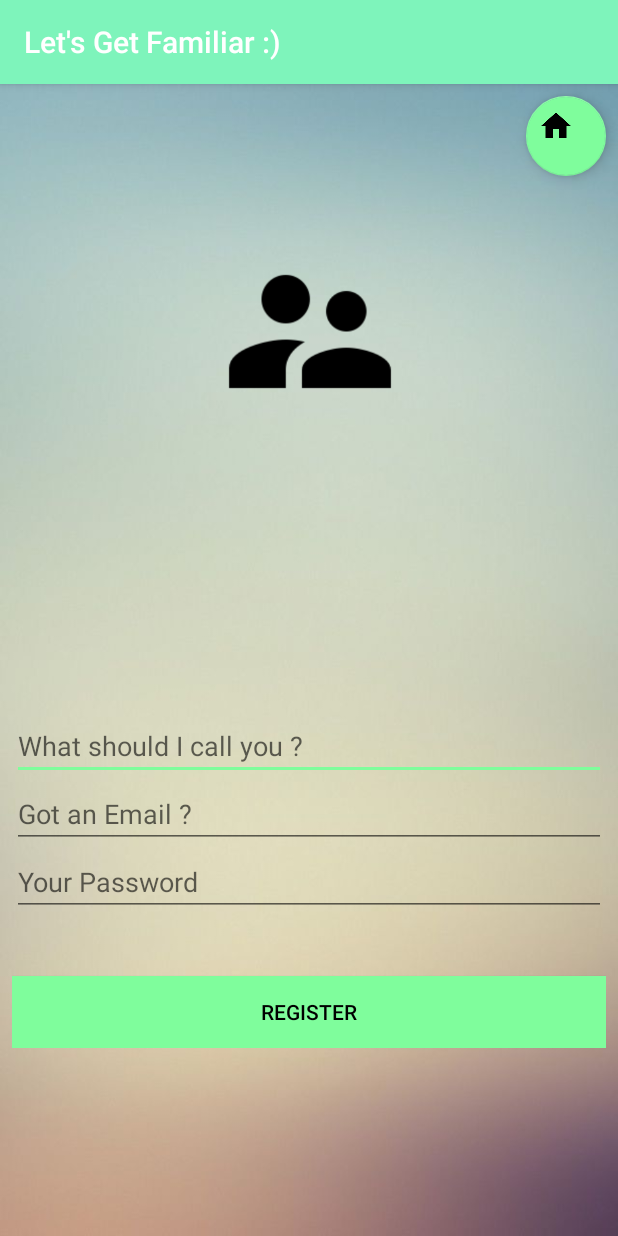
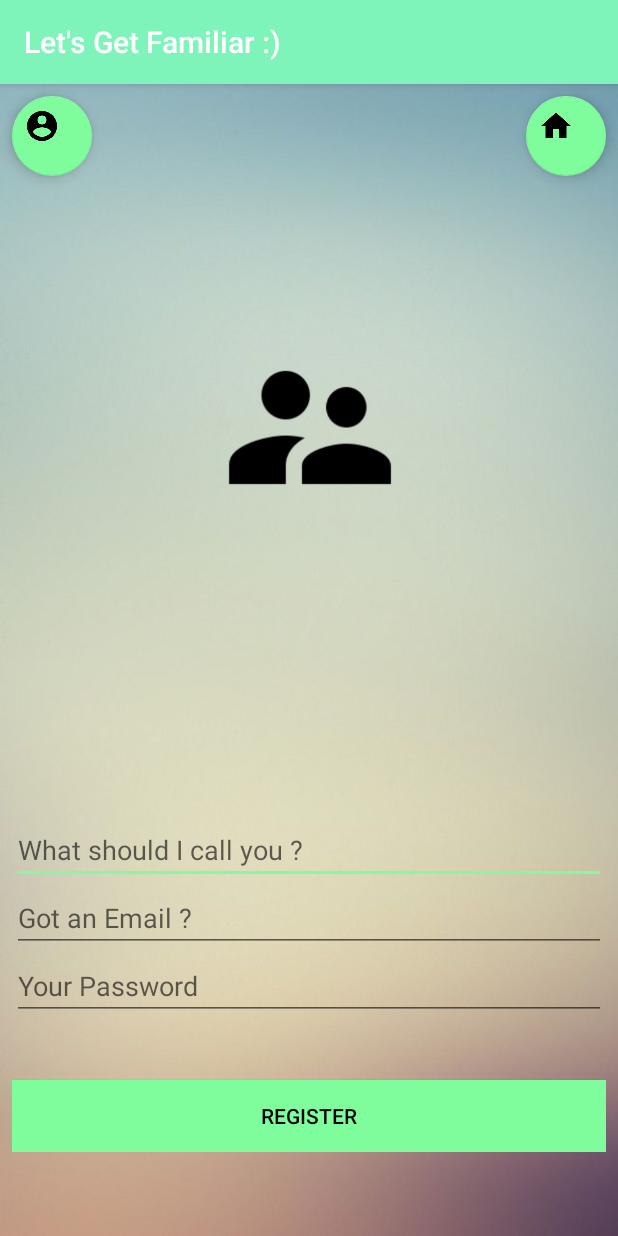
Before and after one commit to dev-0509/EasyWait, an Android app: the ChoiceActivity screen opened directly, with no data from a screen before it, after a tap on an icon or button, on a phone screen of 412 x 824 dp. Run offline under Robolectric (Android 15) with nearby library versions, the light colour scheme and no system bars; our stand-ins replace Volley; libraries missing offline, so code that uses them is left out: org.json.simple; network calls fail.

Commit message:
Code Improvised

```diff
--- a/app/src/main/java/com/example/weapon_x/smartq/BookingsActivity.java
+++ b/app/src/main/java/com/example/weapon_x/smartq/BookingsActivity.java
@@ -179,7 +179,7 @@ public class BookingsActivity extends AppCompatActivity implements View.OnClickL
                     @Override
                     public void onErrorResponse(VolleyError error) {
 
-                        Toast.makeText( BookingsActivity.this , error.toString(), Toast.LENGTH_LONG).show();
+                        Toast.makeText( BookingsActivity.this , "Server is taking too long to respond\n\nPlease refresh your connection" , Toast.LENGTH_LONG).show();
 
                     }
 
@@ -278,7 +278,7 @@ public class BookingsActivity extends AppCompatActivity implements View.OnClickL
                     @Override
                     public void onErrorResponse(VolleyError error) {
 
-                        Toast.makeText( BookingsActivity.this , error.toString(), Toast.LENGTH_LONG).show();
+                        Toast.makeText( BookingsActivity.this , "Server is taking too long to respond\n\nPlease refresh your connection" , Toast.LENGTH_LONG).show();
 
                     }
 
--- a/app/src/main/java/com/example/weapon_x/smartq/RegisterActivity.java
+++ b/app/src/main/java/com/example/weapon_x/smartq/RegisterActivity.java
@@ -49,6 +49,7 @@ public class RegisterActivity extends AppCompatActivity implements View.OnClickL
     private Button button;
 
     private FloatingActionButton home;
+    private FloatingActionButton login;
 
     private EditText name;
     private EditText email;
@@ -62,6 +63,7 @@ public class RegisterActivity extends AppCompatActivity implements View.OnClickL
         button = (Button) findViewById(R.id.buttonRegister);
 
         home = (FloatingActionButton) findViewById(R.id.homeFAB);
+        login = (FloatingActionButton) findViewById(R.id.loginFAB);
 
         name = (EditText) findViewById(R.id.editTextName);
         email = (EditText) findViewById(R.id.editTextEmail);
@@ -69,6 +71,7 @@ public class RegisterActivity extends AppCompatActivity implements View.OnClickL
 
         button.setOnClickListener( this );
         home.setOnClickListener( this );
+        login.setOnClickListener( this );
     }
 
     public void saveUserCredentials() {
@@ -144,7 +147,9 @@ public class RegisterActivity extends AppCompatActivity implements View.OnClickL
                 new Response.ErrorListener() {
                     @Override
                     public void onErrorResponse(VolleyError error) {
-                        Toast.makeText(RegisterActivity.this, error.toString(), Toast.LENGTH_LONG).show();
+
+                        Toast.makeText(RegisterActivity.this, "Server is taking too long to respond\n\nPlease refresh your connection" , Toast.LENGTH_LONG).show();
+
                     }
                 }) {
             @Override
@@ -171,8 +176,19 @@ public class RegisterActivity extends AppCompatActivity implements View.OnClickL
         }
 
         if( view == home ) {
+
             Intent i = new Intent(RegisterActivity.this , LaunchActivity.class);
             startActivity( i );
+
         }
+
+        if( view == login ) {
+
+            Intent i = new Intent(RegisterActivity.this , LoginActivity.class);
+            startActivity( i );
+
+        }
+
     }
+
 }
--- a/app/src/main/res/layout/activity_register.xml
+++ b/app/src/main/res/layout/activity_register.xml
@@ -6,6 +6,24 @@
     android:layout_height="match_parent"
     android:background="@drawable/background2"
     tools:context="com.example.weapon_x.smartq.LoginActivity">
+
+    <android.support.design.widget.FloatingActionButton
+        android:id="@+id/loginFAB"
+        android:layout_width="58dp"
+        android:layout_height="53dp"
+        android:layout_marginBottom="8dp"
+        android:layout_marginLeft="8dp"
+        android:layout_marginRight="8dp"
+        android:layout_marginTop="8dp"
+        android:clickable="true"
+        app:fabSize="mini"
+        app:layout_constraintBottom_toBottomOf="parent"
+        app:layout_constraintHorizontal_bias="0.0"
+        app:layout_constraintLeft_toLeftOf="parent"
+        app:layout_constraintRight_toRightOf="parent"
+        app:layout_constraintTop_toTopOf="parent"
+        app:layout_constraintVertical_bias="0.0"
+        app:srcCompat="@drawable/ic_account_circle_black_48dp" />
 
     <android.support.design.widget.FloatingActionButton
         android:id="@+id/homeFAB"
@@ -41,7 +59,7 @@
         app:layout_constraintLeft_toLeftOf="parent"
         app:layout_constraintRight_toRightOf="parent"
         app:layout_constraintTop_toTopOf="parent"
-        app:layout_constraintVertical_bias="0.697"
+        app:layout_constraintVertical_bias="0.877"
         android:id="@+id/linearLayout2">
 
         <EditText
@@ -89,7 +107,7 @@
         app:layout_constraintRight_toRightOf="parent"
         app:layout_constraintBottom_toBottomOf="parent"
         android:layout_marginBottom="8dp"
-        app:layout_constraintVertical_bias="0.146"
+        app:layout_constraintVertical_bias="0.249"
         app:layout_constraintHorizontal_bias="0.502" />
 
 </android.support.constraint.ConstraintLayout>
```
Also changed, not shown: app/src/main/java/com/example/weapon_x/smartq/AppointmentsActivity.java (+6 -4 lines), app/src/main/java/com/example/weapon_x/smartq/ChoiceActivity.java (+24 -19 lines), app/src/main/java/com/example/weapon_x/smartq/LaunchActivity.java (+7 -1 lines), app/src/main/java/com/example/weapon_x/smartq/LoginActivity.java (+23 -2 lines), app/src/main/java/com/example/weapon_x/smartq/PublishActivity.java (+31 -21 lines), app/src/main/res/layout/activity_login.xml (+20 -2 lines).
